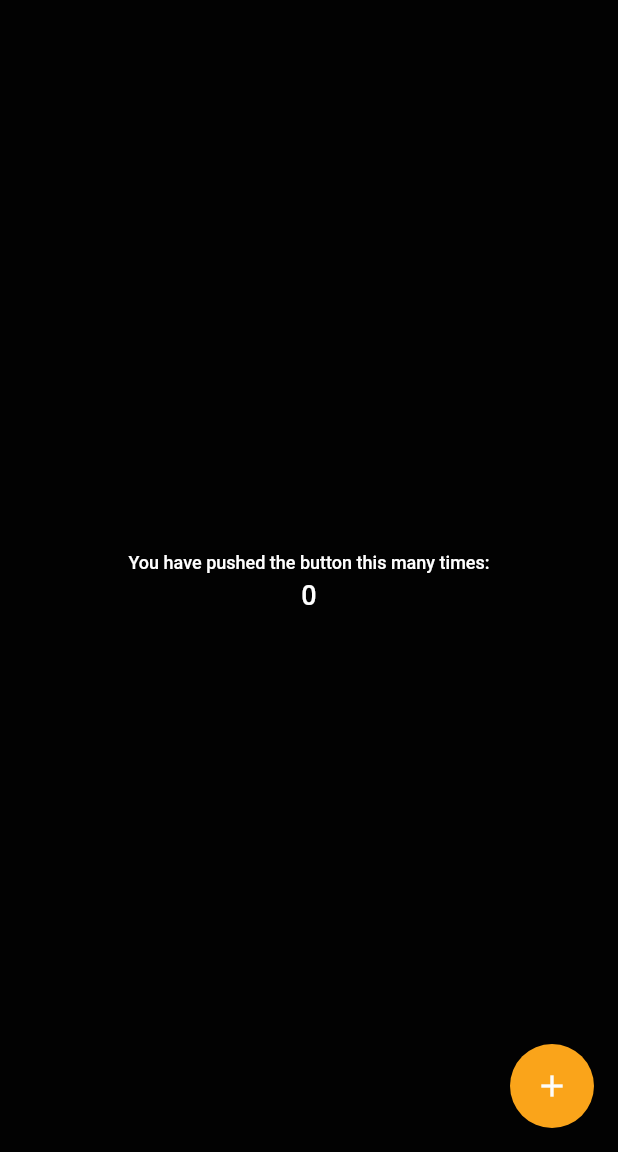
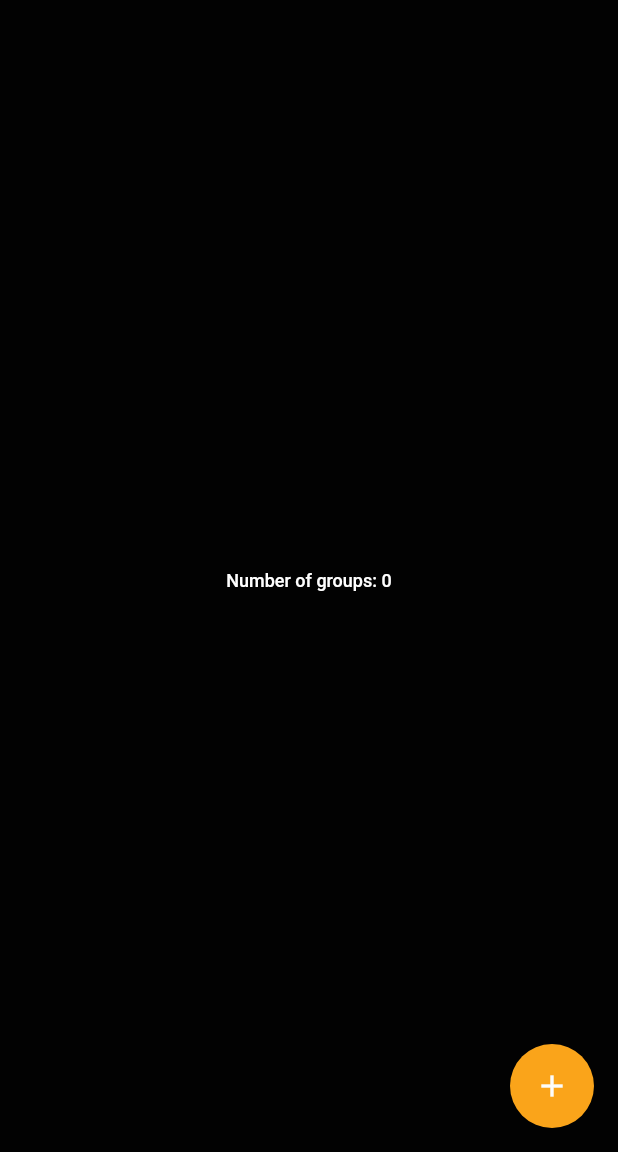
Before and after one commit to satche/tyxit-mobile-app, a Flutter app: the screen it shows after launch, on a phone screen of 412 x 824 dp, the part 84-1236 px from its top. Run offline on Flutter 3.47's test engine with Material 2 defaults, Android fonts, the phone set to English and light mode, and no system bars; our stand-ins replace google_fonts.

Commit message:
Add data management via local database

```diff
--- a/lib/main.dart
+++ b/lib/main.dart
@@ -1,6 +1,6 @@
 import 'package:flutter/material.dart';
 import 'src/core/constant/style/themes.dart';
-import 'src/features/groups.dart';
+import 'src/features/groups/widget/groups_page.dart';
 
 void main() {
   runApp(const MainApp());
--- /dev/null
+++ b/lib/src/features/app/data/database.dart
@@ -0,0 +1,7 @@
+import '../../groups/data/group.dart';
+
+class Database {
+  List<Group> groups = [];
+
+  addGroup(Group group) => groups.add(group);
+}
--- /dev/null
+++ b/lib/src/features/groups/data/group.dart
@@ -0,0 +1,5 @@
+class Group {
+  final String name;
+
+  Group(this.name);
+}
--- /dev/null
+++ b/lib/src/features/groups/widget/counter.dart
@@ -0,0 +1,82 @@
+import "package:flutter/material.dart";
+import '../../../core/components/tyxit_logo.dart';
+import '../../app/data/database.dart';
+import '../data/group.dart';
+
+class GroupsPage extends StatefulWidget {
+  const GroupsPage({Key? key}) : super(key: key);
+
+  // This widget is the home page of your application. It is stateful, meaning
+  // that it has a State object (defined below) that contains fields that affect
+  // how it looks.
+
+  // This class is the configuration for the state. It holds the values (in this
+  // case the title) provided by the parent (in this case the App widget) and
+  // used by the build method of the State. Fields in a Widget subclass are
+  // always marked "final".
+
+  @override
+  _GroupsPageState createState() => _GroupsPageState();
+}
+
+class _GroupsPageState extends State<GroupsPage> {
+  int _counter = 0;
+
+  void _incrementCounter() {
+    setState(() {
+      // This call to setState tells the Flutter framework that something has
+      // changed in this State, which causes it to rerun the build method below
+      // so that the display can reflect the updated values. If we changed
+      // _counter without calling setState(), then the build method would not be
+      // called again, and so nothing would appear to happen.
+      _counter++;
+    });
+  }
+
+  @override
+  Widget build(BuildContext context) {
+    // This method is rerun every time setState is called, for instance as done
+    // by the _incrementCounter method above.
+    //
+    // The Flutter framework has been optimized to make rerunning build methods
+    // fast, so that you can just rebuild anything that needs updating rather
+    // than having to individually change instances of widgets.
+    return Scaffold(
+      appBar: AppBar(
+        // Here we take the value from the MyHomePage object that was created by
+        // the App.build method, and use it to set our appbar title.
+        title: Text("Fermeuh ta gueule"),
+      ),
+      body: Center(
+        // Center is a layout widget. It takes a single child and positions it
+        // in the middle of the parent.
+        child: Column(
+          // Column is also a layout widget. It takes a list of children and
+          // arranges them vertically. By default, it sizes itself to fit its
+          // children horizontally, and tries to be as tall as its parent.
+          //
+          // Column has various properties to control how it sizes itself and
+          // how it positions its children. Here we use mainAxisAlignment to
+          // center the children vertically; the main axis here is the vertical
+          // axis because Columns are vertical (the cross axis would be
+          // horizontal).
+          mainAxisAlignment: MainAxisAlignment.center,
+          children: <Widget>[
+            Text(
+              'You have pushed the button this many times:',
+            ),
+            Text(
+              '$_counter',
+              style: TextStyle(fontSize: 25),
+            ),
+          ],
+        ),
+      ),
+      floatingActionButton: FloatingActionButton(
+        onPressed: _incrementCounter,
+        tooltip: 'Increment',
+        child: Icon(Icons.add),
+      ), // This trailing comma makes auto-formatting nicer for build methods.
+    );
+  }
+}
--- a/lib/src/features/groups.dart
+++ b/lib/src/features/groups/widget/groups_page.dart
@@ -1,5 +1,7 @@
 import "package:flutter/material.dart";
-import '../core/components/tyxit_logo.dart';
+import '../../../core/components/tyxit_logo.dart';
+import '../../app/data/database.dart';
+import '../data/group.dart';
 
 class GroupsPage extends StatefulWidget {
   const GroupsPage({Key? key}) : super(key: key);
@@ -9,41 +11,37 @@ class GroupsPage extends StatefulWidget {
 }
 
 class _GroupsPageState extends State<GroupsPage> {
-  int _counter = 0;
+  Database database = Database();
 
-  void _incrementCounter() {
+  addGroup(newGroup) {
     setState(() {
-      _counter++;
+      database.addGroup(newGroup);
     });
   }
 
   @override
   Widget build(BuildContext context) {
     return Scaffold(
-      appBar: AppBar(title: TyxitLogo(), actions: <Widget>[
+      appBar: AppBar(title: const TyxitLogo(), actions: <Widget>[
         IconButton(
           icon: const Icon(Icons.notifications),
           tooltip: 'Show notifications',
-          onPressed: _incrementCounter,
+          onPressed: () {},
         ),
       ]),
       body: Center(
         child: Column(
           mainAxisAlignment: MainAxisAlignment.center,
           children: <Widget>[
-            const Text(
-              'You have pushed the button this many times:',
-            ),
             Text(
-              '$_counter',
-              style: Theme.of(context).textTheme.headline4,
+              'Number of groups: ${database.groups.length}',
             ),
           ],
         ),
       ),
       floatingActionButton: FloatingActionButton(
-        onPressed: _incrementCounter,
-        tooltip: 'Increment',
+        onPressed: () => addGroup(Group("test")),
+        tooltip: 'Add group',
         child: const Icon(Icons.add),
       ),
     );
```
Also changed, not shown: 3 other files.
